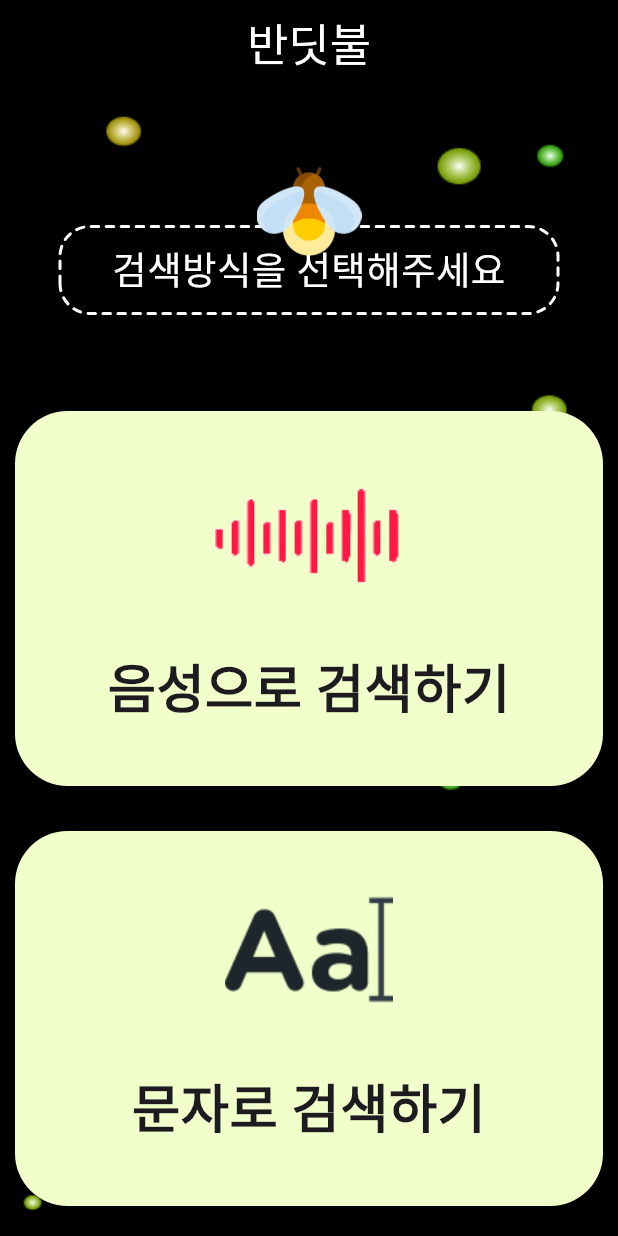
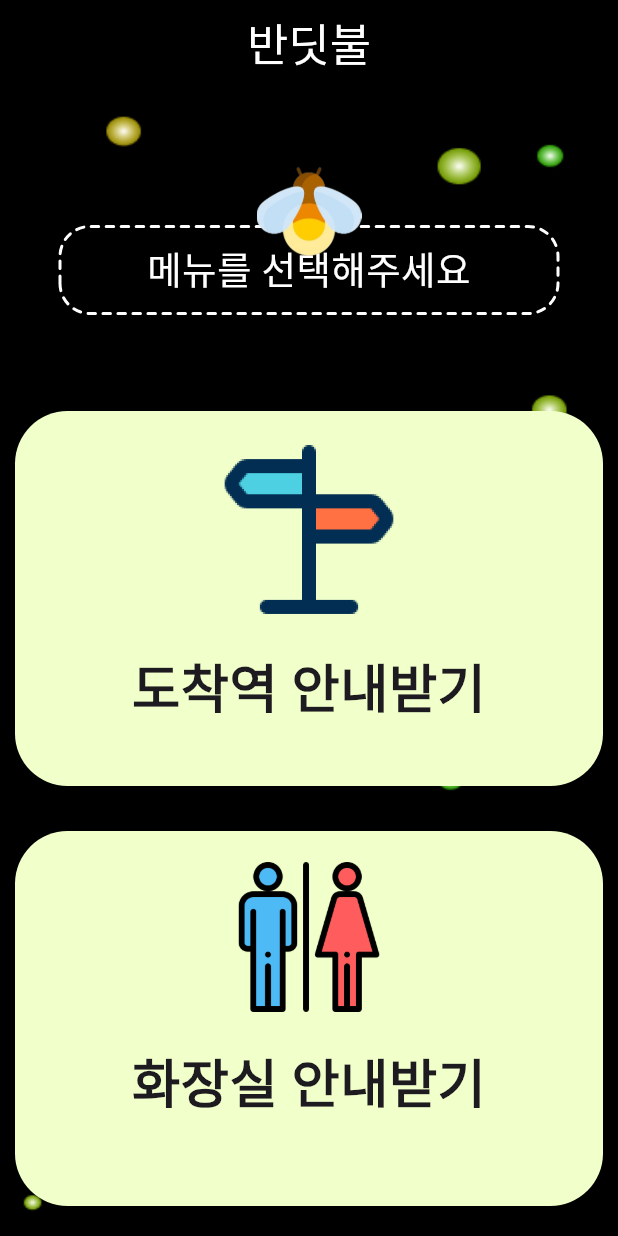
Before and after one commit to AucSuSu/banditbul, a Flutter app: the MainPage screen opened directly, on a phone screen of 412 x 824 dp. Run offline on Flutter 3.47's test engine with Material 3 defaults, Android fonts, the phone set to English and light mode, and no system bars; our stand-ins replace flutter_tts, fluttertoast, get, location, path_drawing.

Commit message:
Feat: 메인페이지 뒤로가기 2번 눌러서 앱종료 기능 추가 / 길안내 종료 페이지 구성

```diff
--- a/frontend/application/lib/screens/main_page/main_page.dart
+++ b/frontend/application/lib/screens/main_page/main_page.dart
@@ -1,16 +1,51 @@
 import 'package:flutter/material.dart';
+import 'package:flutter/services.dart';
 import 'package:flutter/widgets.dart';
-import 'package:frontend/screens/search_page/widgets/search_nav_bar.dart';
+import 'package:fluttertoast/fluttertoast.dart';
+import 'package:frontend/screens/main_page/widgets/main_search_page.dart';
+import 'package:frontend/screens/navigation_page/navigagion_page.dart';
 import 'package:frontend/util/dotted_border_text.dart';
 import 'package:frontend/util/title_bar.dart';
 import 'package:get/get.dart';
 
-class MainPage extends StatelessWidget {
+class MainPage extends StatefulWidget {
   const MainPage({super.key});
 
   @override
+  _MainPageState createState() => _MainPageState();
+}
+
+class _MainPageState extends State<MainPage> {
+  int selectedIndex = 0;
+  DateTime? currentPress;
+
+  @override
   Widget build(BuildContext context) {
-    return Scaffold(
+    return PopScope(
+      canPop: false,
+      onPopInvoked: (didPop) async {
+        if (selectedIndex != 0) {
+          setState(() {
+            selectedIndex = 0;
+          });
+          return;
+        } else {
+          final now = DateTime.now();
+          if (currentPress == null ||
+              now.difference(currentPress!) > const Duration(seconds: 2)) {
+            currentPress = now;
+            Fluttertoast.showToast(
+              msg: "다시 한번 눌러주세요",
+              toastLength: Toast.LENGTH_SHORT,
+              gravity: ToastGravity.BOTTOM,
+            );
+            return;
+          } else {
+            SystemNavigator.pop();
+          }
+        }
+      },
+      child: Scaffold(
         appBar: const TitleBar(),
         body: Stack(
           children: <Widget>[
@@ -37,10 +72,11 @@ class MainPage extends StatelessWidget {
                         children: [
                           SizedBox(height: 50),
                           DottedBorderText(
-                          text: '검색방식을 선택해주세요',
+                            text: '메뉴를 선택해주세요',
                             textStyle: TextStyle(
                               fontSize: 25,
                               color: Colors.white,
+                              fontWeight: FontWeight.w500,
                             ),
                             padding: EdgeInsets.all(10),
                             borderRadius: BorderRadius.circular(20),
@@ -70,11 +106,47 @@ class MainPage extends StatelessWidget {
                       GestureDetector(
                         onTap: () {
                           // 버튼을 클릭했을 때 수행하는 동작
-                        print('음성으로 검색하기 버튼 클릭');
+                          print('도착역 안내받기 버튼 클릭');
+                          Get.to(() => MainSearchPage());
+                        },
+                        child: Container(
+                          decoration: BoxDecoration(
+                            color: Color(0xffF1FFCA),
+                            borderRadius:
+                                BorderRadius.circular(35), // 버튼을 둥글게 만들기 위한 속성
+                          ),
+                          width: double.infinity,
+                          height: 250,
+                          child: Padding(
+                            padding: const EdgeInsets.fromLTRB(30, 0, 30, 35),
+                            child: Column(
+                              mainAxisAlignment: MainAxisAlignment.spaceEvenly,
+                              children: [
+                                Image.asset(
+                                  'assets/images/search_road.png',
+                                  width: 200,
+                                  height: 150,
+                                ),
+                                Text(
+                                  '도착역 안내받기',
+                                  style: TextStyle(
+                                    fontSize: 35,
+                                    fontWeight: FontWeight.w700,
+                                  ),
+                                ),
+                              ],
+                            ),
+                          ),
+                        ),
+                      ),
+                      SizedBox(height: 30),
+                      // 버튼의 가장 큰 부분을 GestureDetector로 감싸서 클릭 이벤트를 추가
+                      GestureDetector(
+                        onTap: () {
+                          // 버튼을 클릭했을 때 수행하는 동작
+                          print('화장실 안내받기 버튼 클릭');
                           Get.to(
-                          () => SearchNavBar(
-                            initialIndex: 0,
-                          ),
+                            () => NavigationPage(),
                           );
                         },
                         child: Container(
@@ -91,52 +163,12 @@ class MainPage extends StatelessWidget {
                               mainAxisAlignment: MainAxisAlignment.spaceEvenly,
                               children: [
                                 Image.asset(
-                                'assets/images/search_voice.png',
-                                width: 200,
-                                height: 150,
+                                  'assets/images/search_toilet.png',
+                                  width: 150,
+                                  height: 100,
                                 ),
                                 Text(
-                                '음성으로 검색하기',
-                                style: TextStyle(
-                                  fontSize: 35,
-                                  fontWeight: FontWeight.w700,
-                                ),
-                              ),
-                            ],
-                          ),
-                        ),
-                      ),
-                    ),
-                    SizedBox(height: 30),
-                    // 버튼의 가장 큰 부분을 GestureDetector로 감싸서 클릭 이벤트를 추가
-                    GestureDetector(
-                      onTap: () {
-                        // 버튼을 클릭했을 때 수행하는 동작
-                        print('문자로 검색하기 버튼 클릭');
-                        Get.to(
-                          () => SearchNavBar(initialIndex: 1),
-                        );
-                      },
-                      child: Container(
-                        decoration: BoxDecoration(
-                          color: Color(0xffF1FFCA),
-                          borderRadius:
-                              BorderRadius.circular(35), // 버튼을 둥글게 만들기 위한 속성
-                        ),
-                        width: double.infinity,
-                        height: 250,
-                        child: Padding(
-                          padding: const EdgeInsets.fromLTRB(30, 0, 30, 35),
-                          child: Column(
-                            mainAxisAlignment: MainAxisAlignment.spaceEvenly,
-                            children: [
-                              Image.asset(
-                                'assets/images/search_text.png',
-                                width: 200,
-                                height: 150,
-                              ),
-                              Text(
-                                '문자로 검색하기',
+                                  '화장실 안내받기',
                                   style: TextStyle(
                                     fontSize: 35,
                                     fontWeight: FontWeight.w700,
@@ -154,6 +186,7 @@ class MainPage extends StatelessWidget {
             ),
           ],
         ),
+      ),
     );
   }
 }
--- a/frontend/application/pubspec.yaml
+++ b/frontend/application/pubspec.yaml
@@ -41,6 +41,7 @@ dependencies:
   flutter_native_splash: ^2.4.0
   get: ^4.6.6
   dio: ^5.4.3+1
+  fluttertoast: ^8.2.5
 
 dev_dependencies:
   flutter_test:
@@ -69,9 +70,13 @@ flutter:
     - assets/images/bandi_bug.png
     - assets/images/search_text.png
     - assets/images/search_voice.png
+    - assets/images/search_toilet.png
+    - assets/images/search_road.png
     - assets/images/navigation/right.png
     - assets/images/navigation/left.png
     - assets/images/navigation/straight.png
+    - assets/images/bandi_bug_light.png
+    - assets/images/bandi_bug_light_red.png
 
   # An image asset can refer to one or more resolution-specific "variants", see
   # https://flutter.dev/assets-and-images/#resolution-aware
```
Also changed, not shown: frontend/application/lib/main.dart (+12 -5 lines), frontend/application/lib/screens/arrive_page/arrive_page.dart (added, +91 -0 lines), frontend/application/lib/screens/main_page/widgets/main_search_page.dart (added, +160 -0 lines), frontend/application/lib/screens/navigation_page/navigagion_page.dart (+5 -5 lines), frontend/application/lib/screens/search_page/search_page.dart (renamed from frontend/application/lib/screens/search_page/widgets/search_nav_bar.dart, +6 -6 lines), frontend/application/lib/util/neon_border_button.dart (renamed from frontend/application/lib/screens/navigation_page/widgets/navigation_button.dart, +8 -8 lines), frontend/application/assets/images/bandi_bug_light.png (added), frontend/application/assets/images/bandi_bug_light_red.png (added), frontend/application/assets/images/search_road.png (added), frontend/application/assets/images/search_toilet.png (added), frontend/application/lib/screens/search_page/widgets/search_text_page.dart (renamed from frontend/application/lib/screens/search_page/search_text_page.dart), frontend/application/lib/screens/search_page/widgets/search_voice_page.dart (renamed from frontend/application/lib/screens/search_page/search_voice_page.dart), frontend/application/pubspec.lock. Lines whose indentation alone changed are shown as unchanged.
